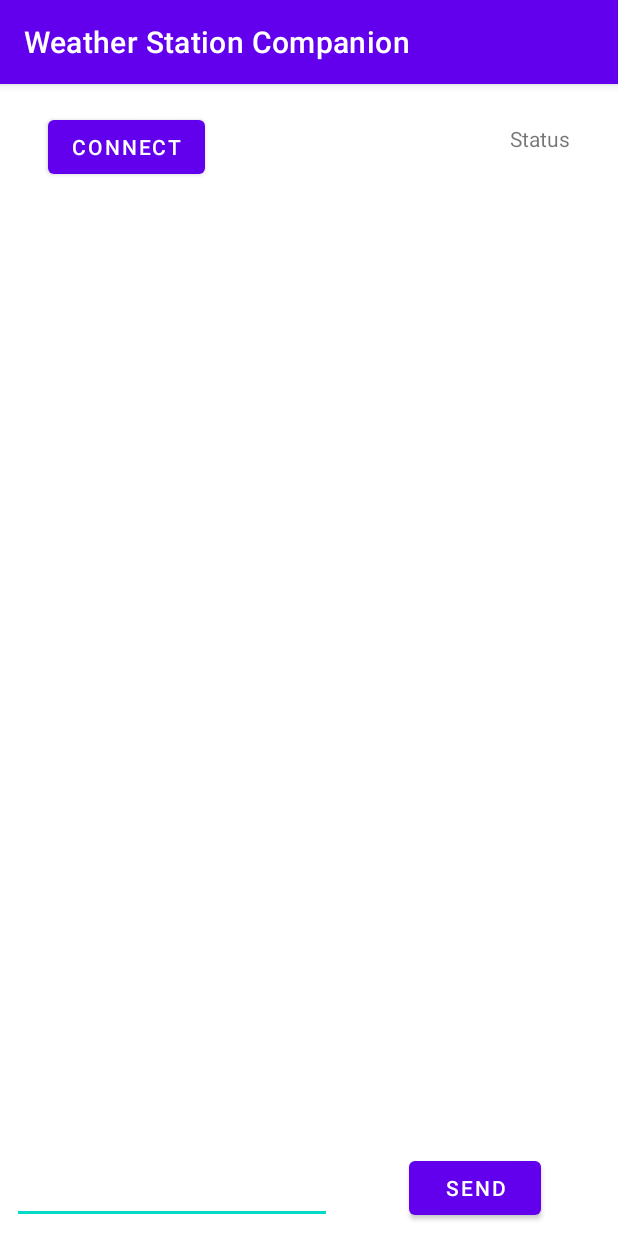
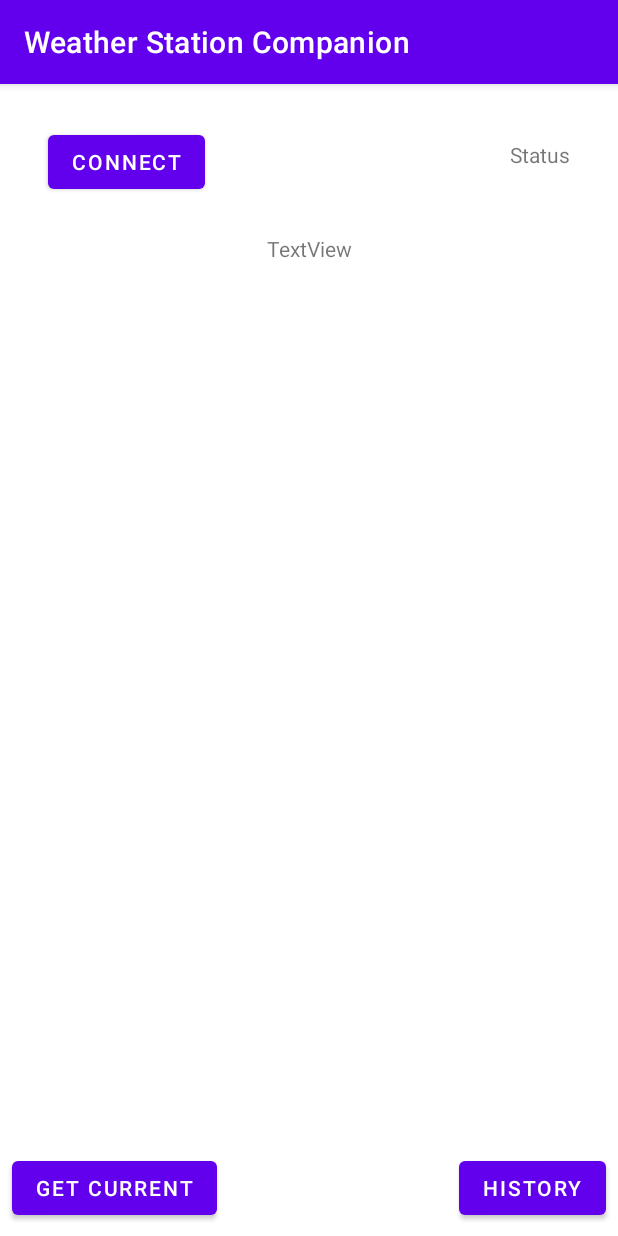
Before and after one commit to krzpch/Weather-Station, an Android app: the screen it shows after launch (MainActivity), on a phone screen of 412 x 824 dp. Run offline under Robolectric (Android 15) with nearby library versions, the phone set to English and light mode, and no system bars.

Commit message:
Communication rework
Added history and get current buttons.
Removed text based comminication

```diff
--- a/Android_Code/Bt_test_4/app/src/main/java/com/example/bt_test_4/MainActivity.java
+++ b/Android_Code/Bt_test_4/app/src/main/java/com/example/bt_test_4/MainActivity.java
@@ -26,9 +26,8 @@ import java.util.UUID;
 
 public class MainActivity extends AppCompatActivity {
 
-    Button send, connect;
-    TextView status;
-    EditText writeMsg;
+    Button history, connect, getCurrent;
+    TextView status, current;
     ListView list;
 
     BluetoothAdapter bluetoothAdapter=BluetoothAdapter.getDefaultAdapter();
@@ -42,8 +41,10 @@ public class MainActivity extends AppCompatActivity {
     static final int STATE_MESSAGE_RECEIVED=4;
 
     boolean connected = false;
+    boolean hist_recv = false;
 
     int REQUEST_ENABLE_BLUETOOTH=1;
+    int hist_count= 0;
 
     //private static final String APP_NAME = "Weather Station Companion";
     private static final UUID MY_UUID=UUID.fromString("00001101-0000-1000-8000-00805F9B34FB");
@@ -94,11 +95,27 @@ public class MainActivity extends AppCompatActivity {
             }
         });
 
-        // when button send is pressed
-        send.setOnClickListener(view -> {
-            String string = String.valueOf(writeMsg.getText());  // get message from text box
+        // when button history is pressed
+        history.setOnClickListener(view -> {
+            String string = "HIST";  // history request command
             if(connected) { // if connection is established
                 sendReceive.write(string.getBytes()); // send
+                hist_recv=true;
+            }
+            else {
+                Toast.makeText(getApplicationContext(), "Not connected.", Toast.LENGTH_LONG).show(); // show prompt
+            }
+        });
+
+        getCurrent.setOnClickListener(view -> {
+            String string = "DATA";  // current temperature and humidity request command
+            if(connected) { // if connection is established
+                if(!hist_recv) {
+                    sendReceive.write(string.getBytes()); // send
+                }
+                else {
+                    Toast.makeText(getApplicationContext(), "Not available.", Toast.LENGTH_LONG).show(); // show prompt
+                }
             }
             else {
                 Toast.makeText(getApplicationContext(), "Not connected.", Toast.LENGTH_LONG).show(); // show prompt
@@ -128,7 +145,12 @@ public class MainActivity extends AppCompatActivity {
                     //byte[] readBuff= (byte[]) msg.obj;
                     //String tempMsg=new String(readBuff,0,msg.arg1);
                     String tempMsg = (String) msg.obj;
-                    display(tempMsg);
+                    if(hist_recv) {
+                        display(tempMsg);
+                    }
+                    else {
+                        current.setText(tempMsg);
+                    }
                     break;
             }
             return true;
@@ -136,17 +158,26 @@ public class MainActivity extends AppCompatActivity {
     });
 
     private void findEachViewById() { // method associating widgets with java objects
-        send= findViewById(R.id.send);
+        history= findViewById(R.id.history);
         connect= findViewById(R.id.connect);
         status= findViewById(R.id.status);
-        writeMsg= findViewById(R.id.writemsg);
         list= findViewById(R.id.listView);
+        current= findViewById(R.id.current);
+        getCurrent= findViewById(R.id.getCurrent);
     }
 
     private void display(String input) { // method displaying list of received through bluetooth data
+        if(hist_count==0) {
+            data.clear();
+        }
         data.add(0,input);
         ArrayAdapter<String> arrayAdapter=new ArrayAdapter<>(getApplicationContext(),android.R.layout.simple_list_item_1,data);
         list.setAdapter(arrayAdapter);
+        hist_count++;
+
+        if(hist_count==24) {
+            hist_recv=false;
+        }
     }
 
     private class ClientClass extends Thread
--- a/Android_Code/Bt_test_4/app/src/main/res/layout/activity_main.xml
+++ b/Android_Code/Bt_test_4/app/src/main/res/layout/activity_main.xml
@@ -14,7 +14,7 @@
         android:layout_marginStart="32dp"
         android:layout_marginLeft="32dp"
         android:layout_marginTop="16dp"
-        android:layout_marginBottom="32dp"
+        android:layout_marginBottom="64dp"
         android:text="connect"
         app:layout_constraintBottom_toTopOf="@+id/listView"
         app:layout_constraintStart_toStartOf="parent"
@@ -27,49 +27,55 @@
         android:layout_marginTop="32dp"
         android:layout_marginEnd="32dp"
         android:layout_marginRight="32dp"
-        android:layout_marginBottom="60dp"
+        android:layout_marginBottom="90dp"
         android:text="Status"
         app:layout_constraintBottom_toTopOf="@+id/listView"
         app:layout_constraintEnd_toEndOf="parent"
         app:layout_constraintTop_toTopOf="parent" />
 
-    <EditText
-        android:id="@+id/writemsg"
+    <Button
+        android:id="@+id/history"
+        android:layout_width="wrap_content"
+        android:layout_height="wrap_content"
+        android:layout_marginEnd="8dp"
+        android:layout_marginRight="8dp"
+        android:layout_marginBottom="8dp"
+        android:text="HIstory"
+        app:layout_constraintBottom_toBottomOf="parent"
+        app:layout_constraintEnd_toEndOf="parent" />
+
+    <ListView
+        android:id="@+id/listView"
+        android:layout_width="0dp"
+        android:layout_height="0dp"
+        android:layout_marginTop="32dp"
+        android:layout_marginBottom="8dp"
+        app:layout_constraintBottom_toTopOf="@+id/history"
+        app:layout_constraintEnd_toEndOf="parent"
+        app:layout_constraintHorizontal_bias="1.0"
+        app:layout_constraintStart_toStartOf="parent"
+        app:layout_constraintTop_toBottomOf="@+id/current" />
+
+    <TextView
+        android:id="@+id/current"
+        android:layout_width="wrap_content"
+        android:layout_height="wrap_content"
+        android:layout_marginTop="100dp"
+        android:text="TextView"
+        app:layout_constraintEnd_toEndOf="parent"
+        app:layout_constraintStart_toStartOf="parent"
+        app:layout_constraintTop_toTopOf="parent" />
+
+    <Button
+        android:id="@+id/getCurrent"
         android:layout_width="wrap_content"
         android:layout_height="wrap_content"
         android:layout_marginStart="8dp"
         android:layout_marginLeft="8dp"
         android:layout_marginBottom="8dp"
-        android:ems="10"
-        android:inputType="textPersonName"
+        android:text="Get current"
         app:layout_constraintBottom_toBottomOf="parent"
         app:layout_constraintStart_toStartOf="parent" />
 
-    <Button
-        android:id="@+id/send"
-        android:layout_width="wrap_content"
-        android:layout_height="wrap_content"
-        android:layout_marginStart="8dp"
-        android:layout_marginLeft="8dp"
-        android:layout_marginEnd="8dp"
-        android:layout_marginRight="8dp"
-        android:layout_marginBottom="8dp"
-        android:text="Send"
-        app:layout_constraintBottom_toBottomOf="parent"
-        app:layout_constraintEnd_toEndOf="parent"
-        app:layout_constraintStart_toEndOf="@+id/writemsg" />
-
-    <ListView
-        android:id="@+id/listView"
-        android:layout_width="0dp"
-        android:layout_height="0dp"
-        android:layout_marginTop="100dp"
-        android:layout_marginBottom="8dp"
-        app:layout_constraintBottom_toTopOf="@+id/writemsg"
-        app:layout_constraintEnd_toEndOf="parent"
-        app:layout_constraintHorizontal_bias="1.0"
-        app:layout_constraintStart_toStartOf="parent"
-        app:layout_constraintTop_toTopOf="parent" />
-
 
 </androidx.constraintlayout.widget.ConstraintLayout>
```
